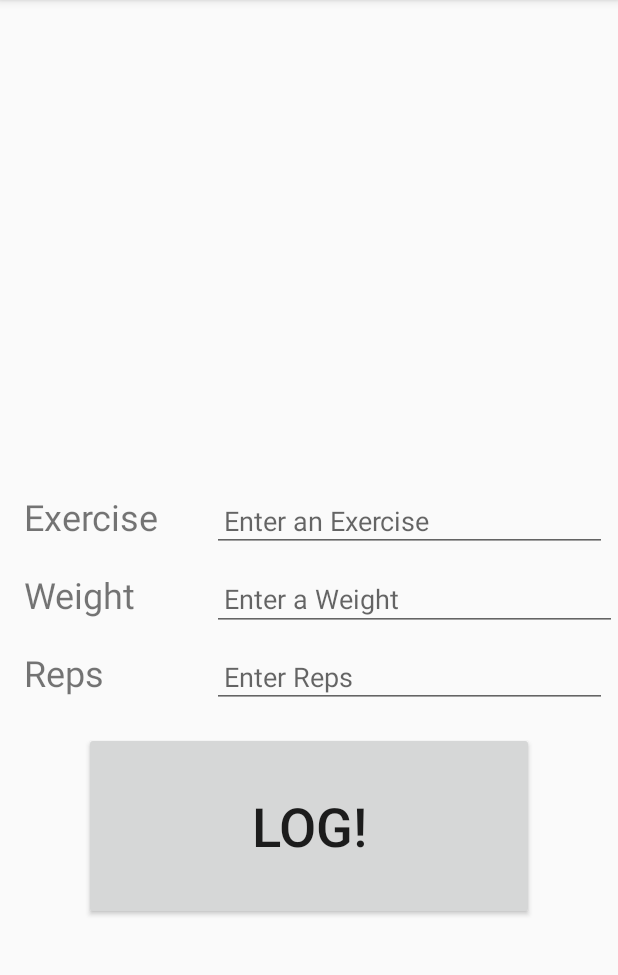
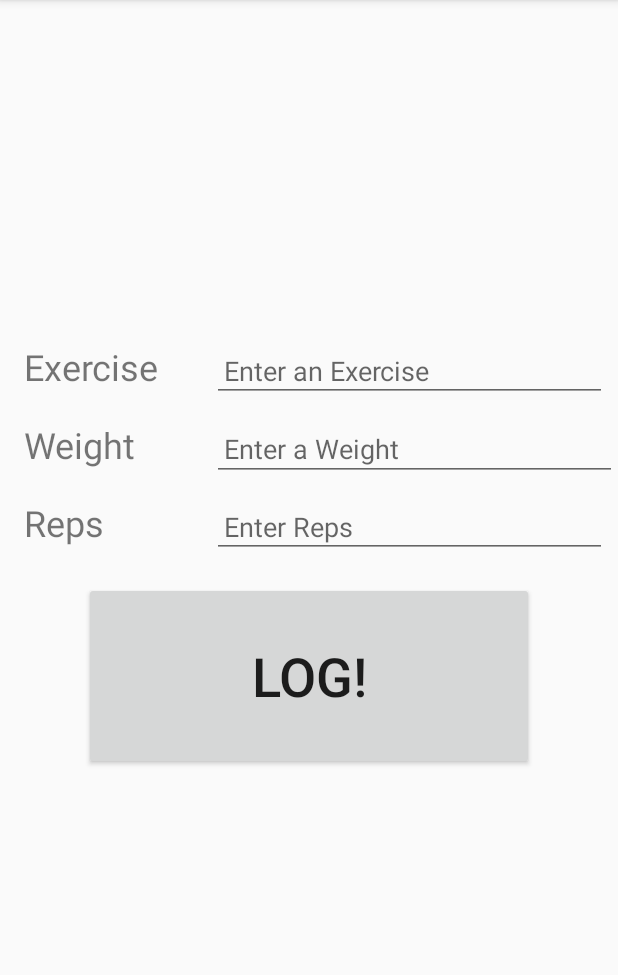
Before and after one commit to jjustinn53/GymLog, an Android app: the MainActivity screen opened directly, with no data from a screen before it, on a phone screen of 412 x 824 dp, the part 84-1059 px from its top. Run offline under Robolectric (Android 15) with nearby library versions, the phone set to English and light mode, and no system bars; our stand-ins replace Room's generated code.

```diff
--- a/app/src/main/java/com/example/hw04_gymlog_v300/MainActivity.java
+++ b/app/src/main/java/com/example/hw04_gymlog_v300/MainActivity.java
@@ -30,8 +30,6 @@ import java.util.ArrayList;
 
 public class MainActivity extends AppCompatActivity {
     private static final String MAIN_ACTIVITY_USER_ID = "com.example.hw04_gymlog_v300.MAIN_ACTIVITY_USER_ID";
-    static final String SHARED_PREFERENCE_USERID_KEY = "com.example.hw04_gymlog_v300.SHARED_PREFERENCE_USERID_KEY";
-    static final String SHARED_PREFERENCE_USERID_VALUE = "com.example.hw04_gymlog_v300.SHARED_PREFERENCE_USERID_VALUE";
     private static final int LOGGED_OUT = -1;
     private static final String SAVED_INSTANCE_STATE_USERID_KEY = "com.example.hw04_gymlog_v300.SAVED_INSTANCE_STATE_USERID_KEY";
     private ActivityMainBinding binding;
@@ -67,10 +65,13 @@ public class MainActivity extends AppCompatActivity {
             adapter.submitList(gymlogs);
         });
 
+        //User not logged in, go to login scren
         if(loggedInUserId == -1) {
             Intent intent = LoginActivity.loginIntentFactory(getApplicationContext());
             startActivity(intent);
         }
+        updateSharedPreferences();
+
 
         binding.logButton.setOnClickListener(new View.OnClickListener() {
             @Override
@@ -83,11 +84,10 @@ public class MainActivity extends AppCompatActivity {
 
     private void loginUser(Bundle savedInstanceState) {
         //checked shared preference for logged in user
-        SharedPreferences sharedPreferences = getApplication().getSharedPreferences(SHARED_PREFERENCE_USERID_KEY,
-                Context.MODE_PRIVATE);
-        if(sharedPreferences.contains(SHARED_PREFERENCE_USERID_VALUE)) {
-            loggedInUserId = sharedPreferences.getInt(SHARED_PREFERENCE_USERID_VALUE, LOGGED_OUT);
-        }
+        SharedPreferences sharedPreferences = getSharedPreferences(getString(R.string.preference_file_key),
+            Context.MODE_PRIVATE);
+
+            loggedInUserId = sharedPreferences.getInt(getString(R.string.preference_userId_key), LOGGED_OUT);
         if(loggedInUserId == LOGGED_OUT & savedInstanceState != null && savedInstanceState.containsKey(SAVED_INSTANCE_STATE_USERID_KEY)) {
             loggedInUserId = savedInstanceState.getInt(SAVED_INSTANCE_STATE_USERID_KEY, LOGGED_OUT);
         }
@@ -111,11 +111,7 @@ public class MainActivity extends AppCompatActivity {
     protected void onSaveInstanceState(@NonNull Bundle outState) {
         super.onSaveInstanceState(outState);
         outState.putInt(SAVED_INSTANCE_STATE_USERID_KEY, loggedInUserId);
-        SharedPreferences sharedPreferences = getSharedPreferences(SHARED_PREFERENCE_USERID_KEY,
-                Context.MODE_PRIVATE);
-        SharedPreferences.Editor sharedPrefEditor = sharedPreferences.edit();
-        sharedPrefEditor.putInt(MainActivity.SHARED_PREFERENCE_USERID_VALUE, loggedInUserId);
-        sharedPrefEditor.apply();
+        updateSharedPreferences();
     }
 
     @Override
@@ -167,14 +163,18 @@ public class MainActivity extends AppCompatActivity {
     }
 
     private void logout() {
-        SharedPreferences sharedPreferences = getApplication().getSharedPreferences(SHARED_PREFERENCE_USERID_KEY, Context.MODE_PRIVATE);
-        SharedPreferences.Editor sharedPrefEditor = sharedPreferences.edit();
-        sharedPrefEditor.putInt(SHARED_PREFERENCE_USERID_KEY, LOGGED_OUT);
-        sharedPrefEditor.apply();
-
+        loggedInUserId = LOGGED_OUT;
+        updateSharedPreferences();
         getIntent().putExtra(MAIN_ACTIVITY_USER_ID, LOGGED_OUT);
 
         startActivity(LoginActivity.loginIntentFactory(getApplicationContext()));
+    }
+
+    private void updateSharedPreferences() {
+        SharedPreferences sharedPreferences = getApplication().getSharedPreferences(getString(R.string.preference_file_key), Context.MODE_PRIVATE);
+        SharedPreferences.Editor sharedPrefEditor = sharedPreferences.edit();
+        sharedPrefEditor.putInt(getString(R.string.preference_userId_key), loggedInUserId);
+        sharedPrefEditor.apply();
     }
 
     static Intent mainActivityIntentFactory(Context context, int userId){
--- a/app/src/main/res/layout/activity_main.xml
+++ b/app/src/main/res/layout/activity_main.xml
@@ -10,7 +10,7 @@
     <androidx.recyclerview.widget.RecyclerView
         android:id="@+id/logDisplayRecyclerView"
         android:layout_width="0dp"
-        android:layout_height="300dp"
+        android:layout_height="200dp"
         android:layout_marginTop="16dp"
         android:padding="2dp"
         app:layout_constraintEnd_toEndOf="parent"
--- a/app/src/main/res/values/strings.xml
+++ b/app/src/main/res/values/strings.xml
@@ -10,4 +10,6 @@
     <string name="login_welcome">Welcome to the GymLog.\nPlease Sign in.</string>
     <string name="username">Username</string>
     <string name="password">password</string>
+    <string name="preference_file_key">jnPreferenceFileNameGymLog</string>
+    <string name="preference_userId_key">jnPreferenceUserIdKeyGymLog</string>
 </resources>
```
